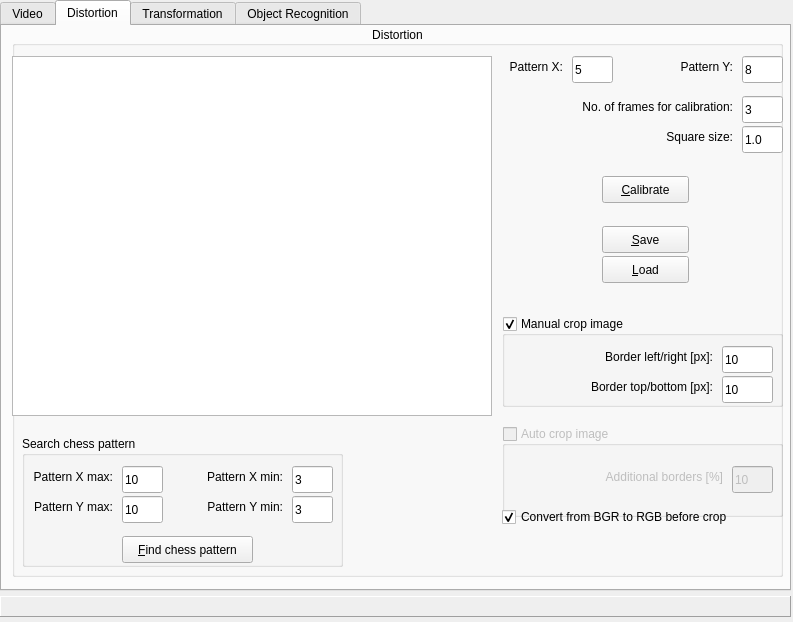
The window that mrVision/src/mrVision/gui/mainGUI.ui (NorthernStars/MR-Vision) describes before a commit, drawn with Qt 5.
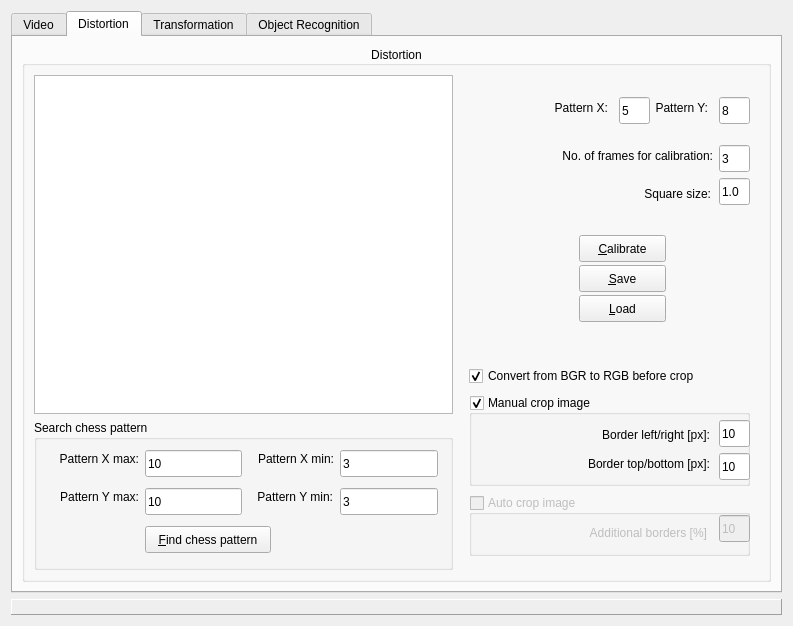
The same window after the commit. The open tabs and pages were chosen to show the change.

Commit message: Made gui resizable.

```diff
--- a/mrVision/src/mrVision/gui/mainGUI.ui
+++ b/mrVision/src/mrVision/gui/mainGUI.ui
@@ -7,21 +7,15 @@
     <x>0</x>
     <y>0</y>
     <width>793</width>
-    <height>622</height>
+    <height>626</height>
    </rect>
   </property>
   <property name="windowTitle">
    <string>mrVision</string>
   </property>
+  <layout class="QGridLayout" name="gridLayout">
+   <item row="0" column="0">
   <widget class="QTabWidget" name="tabWidget">
-   <property name="geometry">
-    <rect>
-     <x>0</x>
-     <y>0</y>
-     <width>791</width>
-     <height>591</height>
-    </rect>
-   </property>
    <property name="currentIndex">
     <number>0</number>
    </property>
@@ -238,15 +232,9 @@
     <attribute name="title">
      <string>Distortion</string>
     </attribute>
+      <layout class="QGridLayout" name="gridLayout_3">
+       <item row="0" column="0">
     <widget class="QGroupBox" name="grbUnfisheye">
-     <property name="geometry">
-      <rect>
-       <x>10</x>
-       <y>0</y>
-       <width>771</width>
-       <height>551</height>
-      </rect>
-     </property>
      <property name="title">
       <string>Distortion</string>
      </property>
@@ -259,41 +247,64 @@
      <property name="checkable">
       <bool>false</bool>
      </property>
-     <widget class="QPushButton" name="cmdCalibrateDistortion">
+         <layout class="QGridLayout" name="gridLayout_4">
+          <item row="0" column="2" rowspan="4">
+           <widget class="QWidget" name="widget" native="true">
+            <property name="sizePolicy">
+             <sizepolicy hsizetype="Fixed" vsizetype="Minimum">
+              <horstretch>0</horstretch>
+              <verstretch>0</verstretch>
+             </sizepolicy>
+            </property>
+            <property name="minimumSize">
+             <size>
+              <width>300</width>
+              <height>0</height>
+             </size>
+            </property>
+            <property name="maximumSize">
+             <size>
+              <width>300</width>
+              <height>16777215</height>
+             </size>
+            </property>
+            <widget class="QLabel" name="lblPatternX">
       <property name="geometry">
        <rect>
-        <x>590</x>
-        <y>150</y>
-        <width>87</width>
-        <height>27</height>
-       </rect>
-      </property>
+               <x>90</x>
+               <y>22</y>
+               <width>59</width>
+               <height>21</height>
+              </rect>
+             </property>
+             <property name="sizePolicy">
+              <sizepolicy hsizetype="MinimumExpanding" vsizetype="Preferred">
+               <horstretch>0</horstretch>
+               <verstretch>0</verstretch>
+              </sizepolicy>
+             </property>
       <property name="text">
-       <string>&amp;Calibrate</string>
-      </property>
-     </widget>
-     <widget class="QGraphicsView" name="imgDistortion">
-      <property name="geometry">
-       <rect>
-        <x>0</x>
-        <y>30</y>
-        <width>480</width>
-        <height>360</height>
-       </rect>
-      </property>
-      <property name="verticalScrollBarPolicy">
-       <enum>Qt::ScrollBarAsNeeded</enum>
+              <string>Pattern X:</string>
+             </property>
+             <property name="alignment">
+              <set>Qt::AlignRight|Qt::AlignTrailing|Qt::AlignVCenter</set>
       </property>
      </widget>
      <widget class="QLabel" name="lblPatternY">
       <property name="geometry">
        <rect>
-        <x>630</x>
-        <y>30</y>
-        <width>91</width>
+               <x>190</x>
+               <y>22</y>
+               <width>59</width>
         <height>21</height>
        </rect>
       </property>
+             <property name="sizePolicy">
+              <sizepolicy hsizetype="MinimumExpanding" vsizetype="Preferred">
+               <horstretch>0</horstretch>
+               <verstretch>0</verstretch>
+              </sizepolicy>
+             </property>
       <property name="text">
        <string>Pattern Y:</string>
       </property>
@@ -301,54 +312,66 @@
        <set>Qt::AlignRight|Qt::AlignTrailing|Qt::AlignVCenter</set>
       </property>
      </widget>
-     <widget class="QLineEdit" name="txtPatternY">
-      <property name="geometry">
-       <rect>
-        <x>730</x>
-        <y>30</y>
-        <width>41</width>
-        <height>27</height>
-       </rect>
-      </property>
-      <property name="text">
-       <string>8</string>
-      </property>
-     </widget>
      <widget class="QLineEdit" name="txtPatternX">
       <property name="geometry">
        <rect>
-        <x>560</x>
-        <y>30</y>
-        <width>41</width>
+               <x>160</x>
+               <y>22</y>
+               <width>31</width>
         <height>27</height>
        </rect>
       </property>
+             <property name="sizePolicy">
+              <sizepolicy hsizetype="Preferred" vsizetype="Fixed">
+               <horstretch>0</horstretch>
+               <verstretch>0</verstretch>
+              </sizepolicy>
+             </property>
       <property name="text">
        <string>5</string>
       </property>
      </widget>
-     <widget class="QLabel" name="lblPatternX">
+            <widget class="QLineEdit" name="txtPatternY">
       <property name="geometry">
        <rect>
-        <x>490</x>
-        <y>30</y>
-        <width>61</width>
-        <height>21</height>
-       </rect>
-      </property>
+               <x>260</x>
+               <y>22</y>
+               <width>31</width>
+               <height>27</height>
+              </rect>
+             </property>
+             <property name="sizePolicy">
+              <sizepolicy hsizetype="Preferred" vsizetype="Fixed">
+               <horstretch>0</horstretch>
+               <verstretch>0</verstretch>
+              </sizepolicy>
+             </property>
       <property name="text">
-       <string>Pattern X:</string>
-      </property>
-      <property name="alignment">
-       <set>Qt::AlignRight|Qt::AlignTrailing|Qt::AlignVCenter</set>
+              <string>8</string>
+             </property>
+            </widget>
+            <widget class="QCheckBox" name="chkCropConvBefore">
+             <property name="geometry">
+              <rect>
+               <x>10</x>
+               <y>290</y>
+               <width>281</width>
+               <height>22</height>
+              </rect>
+             </property>
+             <property name="text">
+              <string>Convert from BGR to RGB before crop</string>
+             </property>
+             <property name="checked">
+              <bool>true</bool>
       </property>
      </widget>
      <widget class="QLineEdit" name="txtCalibrationFrames">
       <property name="geometry">
        <rect>
-        <x>730</x>
+               <x>260</x>
         <y>70</y>
-        <width>41</width>
+               <width>31</width>
         <height>27</height>
        </rect>
       </property>
@@ -356,44 +379,12 @@
        <string>3</string>
       </property>
      </widget>
-     <widget class="QLabel" name="lblCalibrationFrames">
-      <property name="geometry">
-       <rect>
-        <x>490</x>
-        <y>70</y>
-        <width>231</width>
-        <height>21</height>
-       </rect>
-      </property>
-      <property name="text">
-       <string>No. of frames for calibration:</string>
-      </property>
-      <property name="alignment">
-       <set>Qt::AlignRight|Qt::AlignTrailing|Qt::AlignVCenter</set>
-      </property>
-     </widget>
-     <widget class="QLabel" name="lblCalibrationSquareSize">
-      <property name="geometry">
-       <rect>
-        <x>490</x>
-        <y>100</y>
-        <width>231</width>
-        <height>21</height>
-       </rect>
-      </property>
-      <property name="text">
-       <string>Square size:</string>
-      </property>
-      <property name="alignment">
-       <set>Qt::AlignRight|Qt::AlignTrailing|Qt::AlignVCenter</set>
-      </property>
-     </widget>
      <widget class="QLineEdit" name="txtCalibrationSquareSize">
       <property name="geometry">
        <rect>
-        <x>730</x>
-        <y>100</y>
-        <width>41</width>
+               <x>260</x>
+               <y>103</y>
+               <width>31</width>
         <height>27</height>
        </rect>
       </property>
@@ -401,14 +392,289 @@
        <string>1.0</string>
       </property>
      </widget>
+            <widget class="QLabel" name="lblCalibrationSquareSize">
+             <property name="geometry">
+              <rect>
+               <x>180</x>
+               <y>110</y>
+               <width>72</width>
+               <height>17</height>
+              </rect>
+             </property>
+             <property name="text">
+              <string>Square size:</string>
+             </property>
+             <property name="alignment">
+              <set>Qt::AlignRight|Qt::AlignTrailing|Qt::AlignVCenter</set>
+             </property>
+            </widget>
+            <widget class="QLabel" name="lblCalibrationFrames">
+             <property name="geometry">
+              <rect>
+               <x>80</x>
+               <y>70</y>
+               <width>174</width>
+               <height>21</height>
+              </rect>
+             </property>
+             <property name="text">
+              <string>No. of frames for calibration:</string>
+             </property>
+             <property name="alignment">
+              <set>Qt::AlignRight|Qt::AlignTrailing|Qt::AlignVCenter</set>
+             </property>
+            </widget>
+            <widget class="QGroupBox" name="chkCropImgManual">
+             <property name="geometry">
+              <rect>
+               <x>10</x>
+               <y>320</y>
+               <width>281</width>
+               <height>91</height>
+              </rect>
+             </property>
+             <property name="sizePolicy">
+              <sizepolicy hsizetype="MinimumExpanding" vsizetype="Minimum">
+               <horstretch>0</horstretch>
+               <verstretch>0</verstretch>
+              </sizepolicy>
+             </property>
+             <property name="title">
+              <string>Manual crop image</string>
+             </property>
+             <property name="checkable">
+              <bool>true</bool>
+             </property>
+             <widget class="QLineEdit" name="txtBorderLR">
+              <property name="geometry">
+               <rect>
+                <x>250</x>
+                <y>25</y>
+                <width>31</width>
+                <height>27</height>
+               </rect>
+              </property>
+              <property name="sizePolicy">
+               <sizepolicy hsizetype="Preferred" vsizetype="Fixed">
+                <horstretch>0</horstretch>
+                <verstretch>0</verstretch>
+               </sizepolicy>
+              </property>
+              <property name="minimumSize">
+               <size>
+                <width>1</width>
+                <height>0</height>
+               </size>
+              </property>
+              <property name="baseSize">
+               <size>
+                <width>0</width>
+                <height>0</height>
+               </size>
+              </property>
+              <property name="text">
+               <string>10</string>
+              </property>
+             </widget>
+             <widget class="QLineEdit" name="txtBorderTB">
+              <property name="geometry">
+               <rect>
+                <x>250</x>
+                <y>58</y>
+                <width>31</width>
+                <height>27</height>
+               </rect>
+              </property>
+              <property name="sizePolicy">
+               <sizepolicy hsizetype="Preferred" vsizetype="Fixed">
+                <horstretch>0</horstretch>
+                <verstretch>0</verstretch>
+               </sizepolicy>
+              </property>
+              <property name="minimumSize">
+               <size>
+                <width>1</width>
+                <height>0</height>
+               </size>
+              </property>
+              <property name="baseSize">
+               <size>
+                <width>0</width>
+                <height>0</height>
+               </size>
+              </property>
+              <property name="text">
+               <string>10</string>
+              </property>
+             </widget>
+             <widget class="QLabel" name="lblImgBorderLR">
+              <property name="geometry">
+               <rect>
+                <x>80</x>
+                <y>30</y>
+                <width>161</width>
+                <height>20</height>
+               </rect>
+              </property>
+              <property name="sizePolicy">
+               <sizepolicy hsizetype="MinimumExpanding" vsizetype="Preferred">
+                <horstretch>0</horstretch>
+                <verstretch>0</verstretch>
+               </sizepolicy>
+              </property>
+              <property name="text">
+               <string>Border left/right [px]:</string>
+              </property>
+              <property name="alignment">
+               <set>Qt::AlignRight|Qt::AlignTrailing|Qt::AlignVCenter</set>
+              </property>
+             </widget>
+             <widget class="QLabel" name="lblBorderTB">
+              <property name="geometry">
+               <rect>
+                <x>70</x>
+                <y>60</y>
+                <width>171</width>
+                <height>17</height>
+               </rect>
+              </property>
+              <property name="sizePolicy">
+               <sizepolicy hsizetype="MinimumExpanding" vsizetype="Preferred">
+                <horstretch>0</horstretch>
+                <verstretch>0</verstretch>
+               </sizepolicy>
+              </property>
+              <property name="text">
+               <string>Border top/bottom [px]:</string>
+              </property>
+              <property name="alignment">
+               <set>Qt::AlignRight|Qt::AlignTrailing|Qt::AlignVCenter</set>
+              </property>
+             </widget>
+            </widget>
+            <widget class="QGroupBox" name="chkCropImg">
+             <property name="enabled">
+              <bool>false</bool>
+             </property>
+             <property name="geometry">
+              <rect>
+               <x>10</x>
+               <y>420</y>
+               <width>281</width>
+               <height>61</height>
+              </rect>
+             </property>
+             <property name="sizePolicy">
+              <sizepolicy hsizetype="Minimum" vsizetype="Preferred">
+               <horstretch>0</horstretch>
+               <verstretch>0</verstretch>
+              </sizepolicy>
+             </property>
+             <property name="title">
+              <string>Auto crop image</string>
+             </property>
+             <property name="checkable">
+              <bool>true</bool>
+             </property>
+             <property name="checked">
+              <bool>false</bool>
+             </property>
+             <widget class="QLabel" name="lblCalibrationBorders">
+              <property name="geometry">
+               <rect>
+                <x>17</x>
+                <y>29</y>
+                <width>221</width>
+                <height>17</height>
+               </rect>
+              </property>
+              <property name="sizePolicy">
+               <sizepolicy hsizetype="Minimum" vsizetype="Preferred">
+                <horstretch>0</horstretch>
+                <verstretch>0</verstretch>
+               </sizepolicy>
+              </property>
+              <property name="text">
+               <string>Additional borders [%]</string>
+              </property>
+              <property name="alignment">
+               <set>Qt::AlignRight|Qt::AlignTrailing|Qt::AlignVCenter</set>
+              </property>
+             </widget>
+             <widget class="QLineEdit" name="txtCalibrationBorders">
+              <property name="geometry">
+               <rect>
+                <x>250</x>
+                <y>20</y>
+                <width>31</width>
+                <height>27</height>
+               </rect>
+              </property>
+              <property name="sizePolicy">
+               <sizepolicy hsizetype="Minimum" vsizetype="Fixed">
+                <horstretch>0</horstretch>
+                <verstretch>0</verstretch>
+               </sizepolicy>
+              </property>
+              <property name="text">
+               <string>10</string>
+              </property>
+             </widget>
+            </widget>
+            <widget class="QPushButton" name="cmdCalibrateDistortion">
+             <property name="geometry">
+              <rect>
+               <x>120</x>
+               <y>160</y>
+               <width>87</width>
+               <height>27</height>
+              </rect>
+             </property>
+             <property name="text">
+              <string>&amp;Calibrate</string>
+             </property>
+            </widget>
+            <widget class="QPushButton" name="cmdSaveDistortion">
+             <property name="geometry">
+              <rect>
+               <x>120</x>
+               <y>190</y>
+               <width>87</width>
+               <height>27</height>
+              </rect>
+             </property>
+             <property name="text">
+              <string>&amp;Save</string>
+             </property>
+            </widget>
+            <widget class="QPushButton" name="cmdLoadDistortion">
+             <property name="geometry">
+              <rect>
+               <x>120</x>
+               <y>220</y>
+               <width>87</width>
+               <height>27</height>
+              </rect>
+             </property>
+             <property name="text">
+              <string>&amp;Load</string>
+             </property>
+            </widget>
+           </widget>
+          </item>
+          <item row="3" column="0">
      <widget class="QGroupBox" name="grpFindChessPattern">
-      <property name="geometry">
-       <rect>
-        <x>10</x>
-        <y>410</y>
-        <width>321</width>
-        <height>131</height>
-       </rect>
+            <property name="sizePolicy">
+             <sizepolicy hsizetype="MinimumExpanding" vsizetype="Fixed">
+              <horstretch>0</horstretch>
+              <verstretch>0</verstretch>
+             </sizepolicy>
+            </property>
+            <property name="minimumSize">
+             <size>
+              <width>0</width>
+              <height>150</height>
+             </size>
       </property>
       <property name="title">
        <string>Search chess pattern</string>
@@ -416,9 +682,9 @@
       <widget class="QLineEdit" name="txtPatternXMin">
        <property name="geometry">
         <rect>
-         <x>270</x>
+               <x>306</x>
          <y>30</y>
-         <width>41</width>
+               <width>98</width>
          <height>27</height>
         </rect>
        </property>
@@ -429,9 +695,9 @@
       <widget class="QLineEdit" name="txtPatternYMax">
        <property name="geometry">
         <rect>
-         <x>100</x>
-         <y>60</y>
-         <width>41</width>
+               <x>111</x>
+               <y>68</y>
+               <width>97</width>
          <height>27</height>
         </rect>
        </property>
@@ -442,9 +708,9 @@
       <widget class="QLineEdit" name="txtPatternYMin">
        <property name="geometry">
         <rect>
-         <x>270</x>
-         <y>60</y>
-         <width>41</width>
+               <x>306</x>
+               <y>68</y>
+               <width>98</width>
          <height>27</height>
         </rect>
        </property>
@@ -455,9 +721,9 @@
       <widget class="QLineEdit" name="txtPatternXMax">
        <property name="geometry">
         <rect>
-         <x>100</x>
+               <x>111</x>
          <y>30</y>
-         <width>41</width>
+               <width>97</width>
          <height>27</height>
         </rect>
        </property>
@@ -468,10 +734,10 @@
       <widget class="QLabel" name="lblPatternXMin">
        <property name="geometry">
         <rect>
-         <x>170</x>
+               <x>214</x>
          <y>30</y>
-         <width>91</width>
-         <height>21</height>
+               <width>86</width>
+               <height>17</height>
         </rect>
        </property>
        <property name="text">
@@ -484,9 +750,9 @@
       <widget class="QPushButton" name="cmdFindPattern">
        <property name="geometry">
         <rect>
-         <x>100</x>
-         <y>100</y>
-         <width>131</width>
+               <x>111</x>
+               <y>106</y>
+               <width>126</width>
          <height>27</height>
         </rect>
        </property>
@@ -497,10 +763,10 @@
       <widget class="QLabel" name="lblPatternYMin">
        <property name="geometry">
         <rect>
-         <x>170</x>
-         <y>60</y>
-         <width>91</width>
-         <height>21</height>
+               <x>214</x>
+               <y>68</y>
+               <width>85</width>
+               <height>17</height>
         </rect>
        </property>
        <property name="text">
@@ -513,10 +779,10 @@
       <widget class="QLabel" name="lblPatternXMax">
        <property name="geometry">
         <rect>
-         <x>0</x>
+               <x>17</x>
          <y>30</y>
-         <width>91</width>
-         <height>21</height>
+               <width>88</width>
+               <height>17</height>
         </rect>
        </property>
        <property name="text">
@@ -529,10 +795,10 @@
       <widget class="QLabel" name="lblPatternYMax">
        <property name="geometry">
         <rect>
-         <x>0</x>
-         <y>60</y>
-         <width>91</width>
-         <height>21</height>
+               <x>17</x>
+               <y>68</y>
+               <width>88</width>
+               <height>17</height>
         </rect>
        </property>
        <property name="text">
@@ -543,174 +809,24 @@
        </property>
       </widget>
      </widget>
-     <widget class="QGroupBox" name="chkCropImg">
-      <property name="enabled">
-       <bool>false</bool>
-      </property>
-      <property name="geometry">
-       <rect>
-        <x>490</x>
-        <y>400</y>
-        <width>281</width>
-        <height>91</height>
-       </rect>
-      </property>
-      <property name="title">
-       <string>Auto crop image</string>
-      </property>
-      <property name="checkable">
-       <bool>true</bool>
-      </property>
-      <property name="checked">
-       <bool>false</bool>
-      </property>
-      <widget class="QLabel" name="lblCalibrationBorders">
-       <property name="geometry">
-        <rect>
-         <x>10</x>
-         <y>40</y>
-         <width>211</width>
-         <height>21</height>
-        </rect>
-       </property>
-       <property name="text">
-        <string>Additional borders [%]</string>
-       </property>
-       <property name="alignment">
-        <set>Qt::AlignRight|Qt::AlignTrailing|Qt::AlignVCenter</set>
-       </property>
-      </widget>
-      <widget class="QLineEdit" name="txtCalibrationBorders">
-       <property name="geometry">
-        <rect>
-         <x>230</x>
-         <y>40</y>
-         <width>41</width>
-         <height>27</height>
-        </rect>
-       </property>
-       <property name="text">
-        <string>10</string>
-       </property>
-      </widget>
-     </widget>
-     <widget class="QPushButton" name="cmdLoadDistortion">
-      <property name="geometry">
-       <rect>
-        <x>590</x>
-        <y>230</y>
-        <width>87</width>
-        <height>27</height>
-       </rect>
-      </property>
-      <property name="text">
-       <string>&amp;Load</string>
-      </property>
-     </widget>
-     <widget class="QPushButton" name="cmdSaveDistortion">
-      <property name="geometry">
-       <rect>
-        <x>590</x>
-        <y>200</y>
-        <width>87</width>
-        <height>27</height>
-       </rect>
-      </property>
-      <property name="text">
-       <string>&amp;Save</string>
-      </property>
-     </widget>
-     <widget class="QGroupBox" name="chkCropImgManual">
-      <property name="geometry">
-       <rect>
-        <x>490</x>
-        <y>290</y>
-        <width>281</width>
-        <height>91</height>
-       </rect>
-      </property>
-      <property name="title">
-       <string>Manual crop image</string>
-      </property>
-      <property name="checkable">
-       <bool>true</bool>
-      </property>
-      <widget class="QLineEdit" name="txtBorderLR">
-       <property name="geometry">
-        <rect>
-         <x>220</x>
-         <y>30</y>
-         <width>51</width>
-         <height>27</height>
-        </rect>
-       </property>
-       <property name="text">
-        <string>10</string>
-       </property>
-      </widget>
-      <widget class="QLineEdit" name="txtBorderTB">
-       <property name="geometry">
-        <rect>
-         <x>220</x>
-         <y>60</y>
-         <width>51</width>
-         <height>27</height>
-        </rect>
-       </property>
-       <property name="text">
-        <string>10</string>
-       </property>
-      </widget>
-      <widget class="QLabel" name="lblImgBorderLR">
-       <property name="geometry">
-        <rect>
-         <x>20</x>
-         <y>30</y>
-         <width>191</width>
-         <height>21</height>
-        </rect>
-       </property>
-       <property name="text">
-        <string>Border left/right [px]:</string>
-       </property>
-       <property name="alignment">
-        <set>Qt::AlignRight|Qt::AlignTrailing|Qt::AlignVCenter</set>
-       </property>
-      </widget>
-      <widget class="QLabel" name="lblBorderTB">
-       <property name="geometry">
-        <rect>
-         <x>20</x>
-         <y>60</y>
-         <width>191</width>
-         <height>21</height>
-        </rect>
-       </property>
-       <property name="text">
-        <string>Border top/bottom [px]:</string>
-       </property>
-       <property name="alignment">
-        <set>Qt::AlignRight|Qt::AlignTrailing|Qt::AlignVCenter</set>
-       </property>
-      </widget>
-     </widget>
-     <widget class="QCheckBox" name="chkCropConvBefore">
-      <property name="geometry">
-       <rect>
-        <x>490</x>
-        <y>480</y>
-        <width>281</width>
-        <height>22</height>
-       </rect>
-      </property>
-      <property name="text">
-       <string>Convert from BGR to RGB before crop</string>
-      </property>
-      <property name="checked">
-       <bool>true</bool>
-      </property>
-     </widget>
-    </widget>
+          </item>
+          <item row="0" column="0" rowspan="3">
+           <widget class="QGraphicsView" name="imgDistortion">
+            <property name="sizePolicy">
+             <sizepolicy hsizetype="MinimumExpanding" vsizetype="MinimumExpanding">
+              <horstretch>0</horstretch>
+              <verstretch>0</verstretch>
+             </sizepolicy>
+            </property>
+            <property name="verticalScrollBarPolicy">
+             <enum>Qt::ScrollBarAsNeeded</enum>
+            </property>
+           </widget>
+          </item>
+         </layout>
+        </widget>
+       </item>
+      </layout>
    </widget>
    <widget class="QWidget" name="tabSettings">
     <attribute name="title">
@@ -826,15 +942,9 @@
     </widget>
    </widget>
   </widget>
+   </item>
+   <item row="1" column="0">
   <widget class="QLabel" name="lblStatus">
-   <property name="geometry">
-    <rect>
-     <x>0</x>
-     <y>596</y>
-     <width>791</width>
-     <height>21</height>
-    </rect>
-   </property>
    <property name="frameShape">
     <enum>QFrame::Panel</enum>
    </property>
@@ -848,6 +958,8 @@
     <string/>
    </property>
   </widget>
+   </item>
+  </layout>
  </widget>
  <resources/>
  <connections/>
```
Left out of the diff: 300 changed lines with no effect on the pictures. Lines whose indentation alone changed are shown as unchanged. The commit also changes 2 other files.
